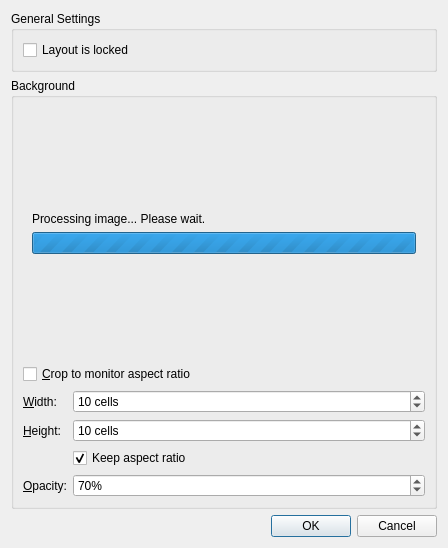
This is client/src/ui/dialogs/layout_settings_dialog.ui in networkoptix/nx_open as Qt 5 draws it before an edit. The edited form follows.
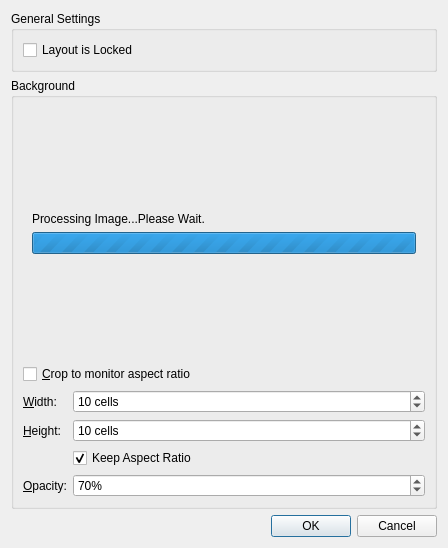
This is the edited form. The open tabs and pages were chosen to show the change. Custom widgets are drawn as their Qt base class.

The edit to the form file:
```diff
--- a/client/src/ui/dialogs/layout_settings_dialog.ui
+++ b/client/src/ui/dialogs/layout_settings_dialog.ui
@@ -23,7 +23,7 @@
       <item>
        <widget class="QCheckBox" name="lockedCheckBox">
         <property name="text">
-         <string>Layout is locked</string>
+         <string>Layout is Locked</string>
         </property>
        </widget>
       </item>
@@ -120,7 +120,7 @@
           <item>
            <widget class="QLabel" name="label">
             <property name="text">
-             <string>Processing image... Please wait.</string>
+             <string>Processing Image...Please Wait.</string>
             </property>
             <property name="wordWrap">
              <bool>true</bool>
@@ -262,7 +262,7 @@
         <item row="2" column="1">
          <widget class="QCheckBox" name="keepAspectRatioCheckBox">
           <property name="text">
-           <string>Keep aspect ratio</string>
+           <string>Keep Aspect Ratio</string>
           </property>
           <property name="checked">
            <bool>true</bool>
```
